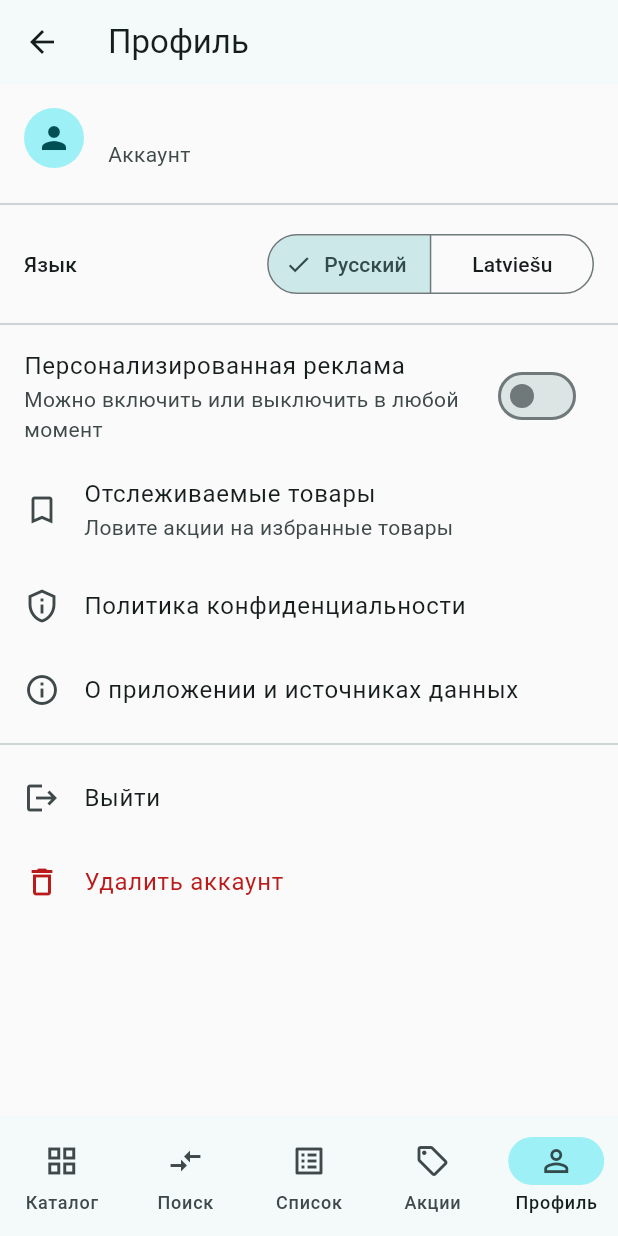
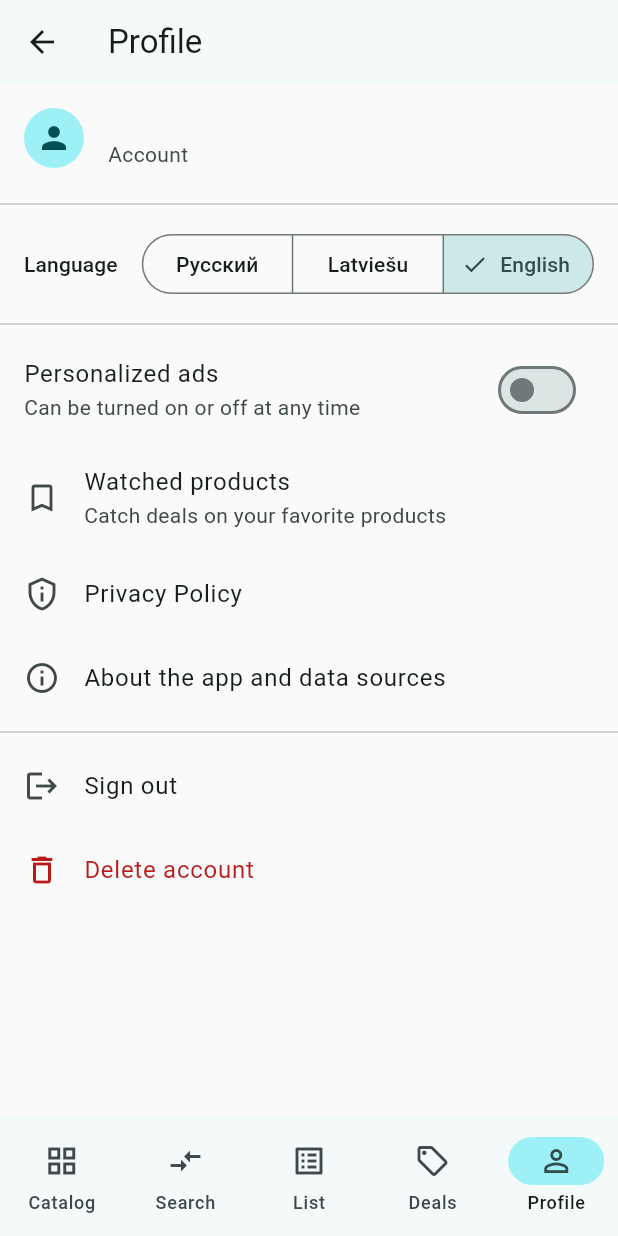
Before and after one commit to yokunevstory/scrape, a Flutter app: the HomeShell screen opened directly, item 5 of the bottom bar chosen, on a phone screen of 412 x 824 dp. Run offline on Flutter 3.47's test engine with Material 3 defaults, Android fonts, the phone set to English and light mode, and no system bars; our stand-ins replace google_mobile_ads, shared_preferences, supabase_flutter; accounts and stored records are empty; generated files the repository leaves out were written again; network calls fail.

Commit message:
Add English localization (RU/LV/EN)
New app_en.arb translates all app strings; language switcher in the
profile screen now offers all three languages. Adds a widget test
covering the English locale and the full language-segment list.

Co-Authored-By: Claude Sonnet 5 <noreply@anthropic.com>

```diff
--- a/app/lib/app_settings/locale_controller.dart
+++ b/app/lib/app_settings/locale_controller.dart
@@ -1,13 +1,13 @@
 import 'package:flutter/material.dart';
 import 'package:shared_preferences/shared_preferences.dart';
 
-/// Язык интерфейса (ru/lv). По умолчанию берётся из локали устройства (если
+/// Язык интерфейса (ru/lv/en). По умолчанию берётся из локали устройства (если
 /// это один из поддерживаемых языков, иначе — русский); после того как
 /// пользователь явно выбрал язык в профиле, выбор сохраняется и применяется
 /// при следующих запусках, независимо от локали устройства.
 class LocaleController extends ChangeNotifier {
   static const _prefsKey = 'app_locale';
-  static const supportedLocales = [Locale('ru'), Locale('lv')];
+  static const supportedLocales = [Locale('ru'), Locale('lv'), Locale('en')];
 
   Locale _locale = supportedLocales.first;
   Locale get locale => _locale;
--- /dev/null
+++ b/app/lib/l10n/app_en.arb
@@ -0,0 +1,143 @@
+{
+  "@@locale": "en",
+
+  "appTitle": "Centik",
+
+  "navCatalog": "Catalog",
+  "navSearch": "Search",
+  "navList": "List",
+  "navPromotions": "Deals",
+  "navProfile": "Profile",
+
+  "splashTagline": "The cheapest basket — automatically.",
+
+  "searchHint": "Find a product, e.g. \"ketchup\"",
+  "searchEmptyHint": "Enter a product name, e.g. \"ketchup\" or \"milk\" — we'll show offers from all connected stores, sorted by price per unit.",
+  "searchNoResults": "Nothing found for \"{query}\". The scraper may not have covered these products yet.",
+  "searchNoResultsSimple": "Nothing found.",
+  "searchErrorGeneric": "Search error: {error}",
+
+  "matchedProductsBannerTitle": "Matched products",
+  "matchedProductsBannerSubtitle": "The same product — across all stores at once",
+  "matchedProductsTitle": "Matched products",
+  "matchedProductsEmpty": "No matched products yet — the scraper and matching haven't covered the full assortment yet.",
+  "matchedProductsDisclaimer": "Products are matched automatically by name, brand, and package weight/volume — in rare cases the match may be inaccurate. Prices are collected from public sources.",
+  "categoryOther": "Other",
+
+  "categoryEmptyText": "No data for this category yet — the scraper may not have covered it yet. Try searching by name instead.",
+
+  "sortLabel": "Sort",
+  "loadErrorProducts": "Failed to load products: {error}",
+  "defaultEmptyText": "No data for this category yet.",
+  "sourceDisclaimer": "Prices are collected from public sources (online store websites) and may differ from the current price in a specific store.",
+
+  "sortUnitPriceAsc": "Price per unit (cheapest first)",
+  "sortPackagePriceAsc": "Price per package (cheapest first)",
+  "sortPackageSizeAsc": "Weight/volume (smallest first)",
+  "sortPackageSizeDesc": "Weight/volume (largest first)",
+
+  "badgeCheapestPerUnit": "Cheapest per unit",
+  "badgePromo": "Deal",
+
+  "savingsBanner": "Save {amount} € by choosing {store}",
+
+  "tooltipRemoveFromWatch": "Remove from watched",
+  "tooltipAddToWatch": "Track the price across all stores",
+  "tooltipRemoveFromList": "Remove from shopping list",
+  "tooltipAddToList": "Add to shopping list",
+
+  "watchlistTitle": "Watched products",
+  "watchlistEmpty": "No watched products yet. Tap the bookmark icon on a product card to add it here — you'll see it here if a deal appears or the price drops.",
+  "watchlistMenuSubtitle": "Catch deals on your favorite products",
+  "loadErrorGeneric": "Failed to load: {error}",
+
+  "basketTitle": "Shopping list",
+  "tooltipSearchInList": "Add a product via search",
+  "tooltipFindButton": "Find",
+  "searchInListEmptyHint": "Enter a product name and tap the cart icon on the result you need — it'll be added to the list below right away.",
+  "basketEmptyHint": "The list is empty. Tap the cart icon on a product card (in search, categories, or here via the search icon) to add it here.",
+  "tooltipRemoveFromBasket": "Remove from list",
+  "basketNothingFound": "None of the list items were found in the current store data.",
+  "cheapestFullCoverage": "Cheapest to buy everything at {store}",
+  "cheapestPartialCoverage": "Cheapest (but not everything is available) at {store}",
+  "foundCountLine": "{found} of {total} items found",
+  "splitBreakdownTitle": "Breakdown by store ({count})",
+  "splitSavingsLine": "Save {amount} € more — but {count, plural, =1{1 store} other{{count} stores}} instead of one",
+  "buttonShowSplit": "Show \"single store\" option",
+  "buttonShowSingle": "What about splitting across stores?",
+  "basketSourceDisclaimer": "Prices are collected from public sources and may differ from the current price in a specific store.",
+
+  "promotionsTitle": "Deals",
+  "promotionsEmpty": "No deal data right now — the scraper may not have covered the assortment yet.",
+  "promotionsDisclaimer": "Shows current deal prices from all connected stores. Prices are collected from public sources and may differ from the current price in a specific store.",
+
+  "profileTitle": "Profile",
+  "guestLabel": "Guest",
+  "accountLabel": "Account",
+  "personalizedAdsTitle": "Personalized ads",
+  "personalizedAdsSubtitle": "Can be turned on or off at any time",
+  "watchlistMenuTitle": "Watched products",
+  "privacyPolicyTitle": "Privacy Policy",
+  "aboutAppTitle": "About the app and data sources",
+  "logoutTitle": "Sign out",
+  "deleteAccountTitle": "Delete account",
+  "deleteAccountDialogContent": "Deleting the account and all data goes through a separate secure process (an Edge Function with identity verification) — it isn't wired up in this build yet. For now, to delete your account, email our support address (see legal/ACCOUNT_DELETION_POLICY.md).",
+  "dialogOk": "Got it",
+  "languageSectionTitle": "Language",
+  "languageRussian": "Русский",
+  "languageLatvian": "Latviešu",
+  "languageEnglish": "English",
+
+  "signUpTitle": "Create account",
+  "signInTitle": "Sign in",
+  "emailLabel": "Email",
+  "passwordLabel": "Password",
+  "consentCheckboxLabel": "I agree to the data processing terms described in the Privacy Policy",
+  "consentRequiredError": "You need to confirm consent to data processing to create an account.",
+  "signUpSuccessInfo": "Account created. Check {email} and confirm your email via the link in the message, then sign in with this password.",
+  "genericRequestError": "Request failed: {error}",
+  "buttonSignUp": "Sign up",
+  "buttonSignIn": "Sign in",
+  "toggleToSignIn": "Already have an account? Sign in",
+  "toggleToSignUp": "No account? Sign up",
+
+  "notConfiguredMessage": "Supabase is not configured: run the app with --dart-define=SUPABASE_URL=... and --dart-define=SUPABASE_ANON_KEY=... (see scripts/build_web.bat).",
+
+  "attributionFormat": "according to {source}",
+  "unitKg": "kg",
+  "unitL": "L",
+  "unitPcs": "pcs",
+  "unitGeneric": "unit",
+  "massGrams": "{n} g",
+  "massKg": "{kg} kg",
+  "volumeMl": "{n} mL",
+  "volumeL": "{l} L",
+
+  "catDairy": "Dairy",
+  "catDairyMilk": "Milk",
+  "catDairyKefir": "Kefir, buttermilk",
+  "catDairyCottage": "Cottage cheese",
+  "catDairyCream": "Sour cream, cream",
+  "catDairyButter": "Butter, margarine",
+  "catMeatFish": "Meat, fish",
+  "catMeatPork": "Pork",
+  "catMeatBeef": "Beef",
+  "catMeatFishFresh": "Fresh fish",
+  "catMeatFishProcessed": "Processed fish and canned goods",
+  "catProduce": "Vegetables, fruit",
+  "catProduceFruit": "Fruit, berries",
+  "catProduceVeg": "Vegetables",
+  "catBakery": "Bread, baked goods",
+  "catReadyMeals": "Ready meals",
+  "catGrocery": "Groceries",
+  "catGroceryPasta": "Pasta",
+  "catGrocerySnacks": "Snacks",
+  "catDrinks": "Drinks",
+  "catDrinksWater": "Water",
+  "catFrozen": "Frozen",
+  "catFrozenIceCream": "Ice cream",
+  "catFrozenVeg": "Frozen vegetables",
+  "catKids": "Kids' products",
+  "catKidsDiapers": "Diapers",
+  "catKidsFood": "Baby food, drinks"
+}
--- a/app/lib/l10n/app_lv.arb
+++ b/app/lib/l10n/app_lv.arb
@@ -86,6 +86,7 @@
   "languageSectionTitle": "Valoda",
   "languageRussian": "Русский",
   "languageLatvian": "Latviešu",
+  "languageEnglish": "English",
 
   "signUpTitle": "Izveidot kontu",
   "signInTitle": "Ieiet",
--- a/app/lib/l10n/app_ru.arb
+++ b/app/lib/l10n/app_ru.arb
@@ -97,6 +97,7 @@
   "languageSectionTitle": "Язык",
   "languageRussian": "Русский",
   "languageLatvian": "Latviešu",
+  "languageEnglish": "English",
 
   "signUpTitle": "Создать аккаунт",
   "signInTitle": "Вход",
--- a/app/lib/screens/profile_screen.dart
+++ b/app/lib/screens/profile_screen.dart
@@ -98,6 +98,7 @@ class _ProfileScreenState extends State<ProfileScreen> {
                   segments: [
                     ButtonSegment(value: const Locale('ru'), label: Text(t.languageRussian)),
                     ButtonSegment(value: const Locale('lv'), label: Text(t.languageLatvian)),
+                    ButtonSegment(value: const Locale('en'), label: Text(t.languageEnglish)),
                   ],
                   selected: {localeController.locale},
                   onSelectionChanged: (selection) =>
```
Also changed, not shown: 1 other file.
